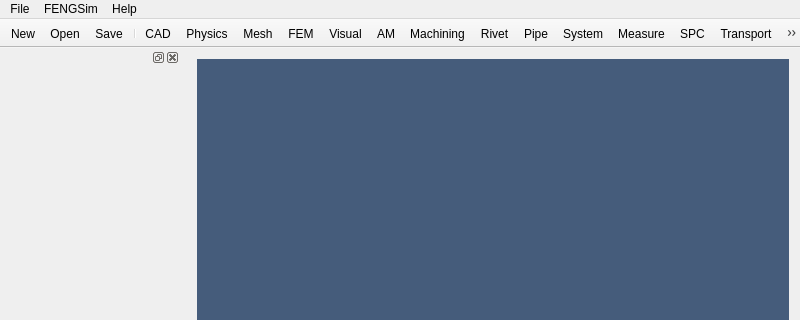
Old version of the form starter/FENGSim/MainWindow.ui in the repository OpenDigitalTwin-Dev/FENGSim; both pictures show x 0 to 800 and y 0 to 320 of the 800 by 637 pixel window.
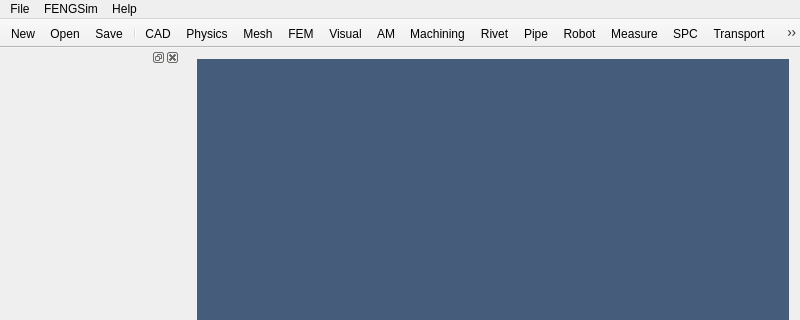
New version of the form. Icons and pictures are not drawn. Custom widgets are drawn as their Qt base class.

```diff
--- a/starter/FENGSim/MainWindow.ui
+++ b/starter/FENGSim/MainWindow.ui
@@ -189,7 +189,7 @@
    <addaction name="actionMachining"/>
    <addaction name="actionRivet"/>
    <addaction name="actionPipe"/>
-   <addaction name="actionSystem"/>
+   <addaction name="actionRobot"/>
    <addaction name="actionMeasure"/>
    <addaction name="actionSPC"/>
    <addaction name="actionTransport"/>
@@ -632,6 +632,21 @@
     <string>Pipe</string>
    </property>
   </action>
+  <action name="actionRobot">
+   <property name="checkable">
+    <bool>true</bool>
+   </property>
+   <property name="checked">
+    <bool>false</bool>
+   </property>
+   <property name="icon">
+    <iconset resource="Robot/RobotWindow.qrc">
+     <normaloff>:/new/robot/fig/robot.png</normaloff>:/new/robot/fig/robot.png</iconset>
+   </property>
+   <property name="text">
+    <string>Robot</string>
+   </property>
+  </action>
   <zorder>dockWidget</zorder>
  </widget>
  <layoutdefault spacing="6" margin="11"/>
```
Left out of the diff: 15 changed lines with no effect on the pictures.
